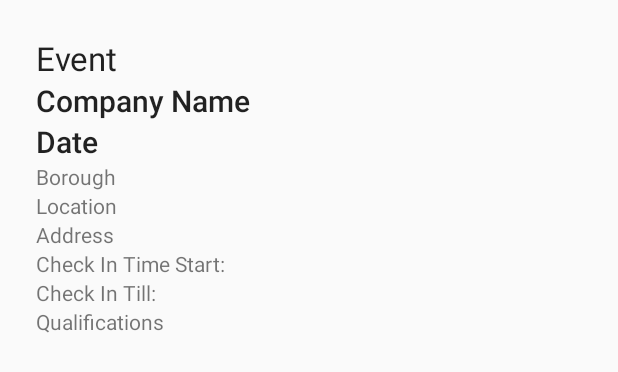
After one commit to Darnell10/worfkorce1, an Android app: the layout activity_events_detail.xml on its own in the app's theme, with its tools: preview values and no code run, on a phone screen of 412 x 824 dp. The commit adds this screen. Shown: the top 372 px of the screen. Run offline under Robolectric (Android 15) with nearby library versions, the phone set to English and light mode, and no system bars.

Commit message:
Event Detail Activity & Layout

```diff
--- /dev/null
+++ b/app/src/main/res/layout/activity_events_detail.xml
@@ -0,0 +1,80 @@
+<ScrollView xmlns:android="http://schemas.android.com/apk/res/android"
+    xmlns:tools="http://schemas.android.com/tools"
+    android:layout_width="match_parent"
+    android:layout_height="match_parent"
+    android:orientation="vertical"
+    tools:context="nyc.c4q.workforce1.fragments.EventsDetailActivity">
+
+
+    <LinearLayout
+        android:layout_width="match_parent"
+        android:layout_height="wrap_content"
+        android:orientation="vertical"
+        android:padding="24dp">
+    <LinearLayout
+        android:layout_width="match_parent"
+        android:layout_height="wrap_content"
+        android:orientation="vertical">
+
+
+        <ImageView
+            android:id="@+id/company_logo"
+            android:layout_width="match_parent"
+            android:layout_height="wrap_content"
+            android:scaleType="centerCrop"/>
+
+    </LinearLayout>
+
+
+        <TextView
+            android:id="@+id/event_title"
+            android:layout_width="match_parent"
+            android:layout_height="wrap_content"
+            android:text="@string/event"
+            android:textAppearance="@style/Base.TextAppearance.AppCompat.Large"/>
+        <TextView
+            android:id="@+id/company_Name"
+            android:layout_width="match_parent"
+            android:layout_height="wrap_content"
+            android:text="Company Name"
+            android:textAppearance="@style/Base.TextAppearance.AppCompat.Title"/>
+        <TextView
+            android:id="@+id/date"
+            android:layout_width="match_parent"
+            android:layout_height="wrap_content"
+            android:text="Date"
+            android:textAppearance="@style/Base.TextAppearance.AppCompat.Title"/>
+        <TextView
+            android:id="@+id/borough"
+            android:layout_width="match_parent"
+            android:layout_height="wrap_content"
+            android:text="Borough"/>
+        <TextView
+            android:id="@+id/job_location"
+            android:layout_width="match_parent"
+            android:layout_height="wrap_content"
+            android:text="Location"/>
+        <TextView
+            android:id="@+id/location_address"
+            android:layout_width="match_parent"
+            android:layout_height="wrap_content"
+            android:text="Address"/>
+        <TextView
+            android:id="@+id/checkIn_From"
+            android:layout_width="match_parent"
+            android:layout_height="wrap_content"
+            android:text="Check In Time Start:"/>
+        <TextView
+            android:id="@+id/checkIn_To"
+            android:layout_width="match_parent"
+            android:layout_height="wrap_content"
+            android:text="Check In Till:"/>
+        <TextView
+            android:id="@+id/qualification"
+            android:layout_width="match_parent"
+            android:layout_height="wrap_content"
+            android:text="Qualifications"/>
+
+    </LinearLayout>
+
+</ScrollView>
--- a/app/src/main/res/layout/fragment_jobs_detail.xml
+++ b/app/src/main/res/layout/activity_jobs_detail.xml
@@ -3,9 +3,8 @@
     android:layout_width="match_parent"
     android:layout_height="match_parent"
     android:orientation="vertical"
-    tools:context="nyc.c4q.workforce1.fragments.JobsDetailFragment">
+    tools:context="nyc.c4q.workforce1.fragments.JobsDetailActivity">
 
-    <!-- TODO: Update blank fragment layout -->
     <LinearLayout
         android:layout_width="match_parent"
         android:layout_height="wrap_content"
--- a/app/src/main/res/values/strings.xml
+++ b/app/src/main/res/values/strings.xml
@@ -4,4 +4,5 @@
     <!-- TODO: Remove or change this placeholder text -->
     <string name="hello_blank_fragment">Hello blank fragment</string>
     <string name="company_s_website">Company\'s Website</string>
+    <string name="event">Event</string>
 </resources>
```
Also changed, not shown: app/src/main/java/nyc/c4q/workforce1/fragments/EventsDetailActivity.java (added, +47 -0 lines), app/src/main/java/nyc/c4q/workforce1/fragments/EventsDetailFragment.java (deleted, +0 -30 lines), app/src/main/java/nyc/c4q/workforce1/fragments/JobsDetailActivity.java (added, +61 -0 lines), app/src/main/java/nyc/c4q/workforce1/fragments/JobsDetailFragment.java (deleted, +0 -71 lines), app/src/main/res/layout/fragment_events_detail.xml (deleted, +0 -13 lines).
